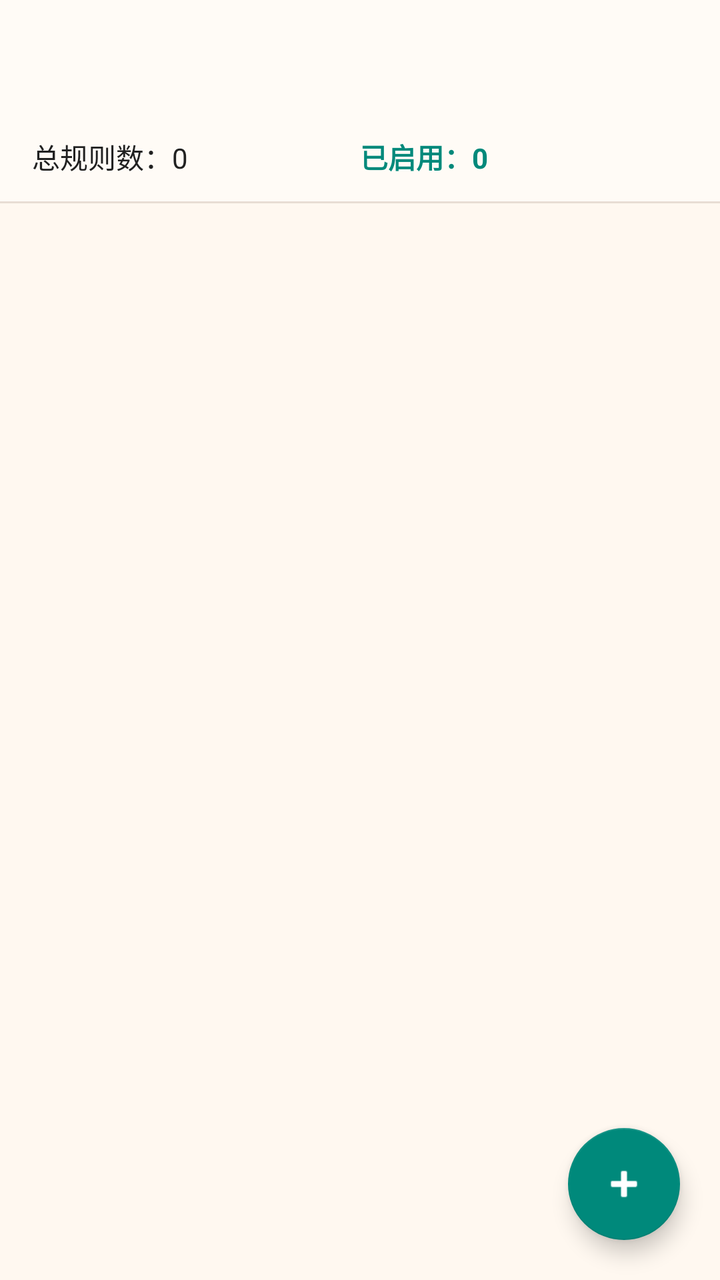
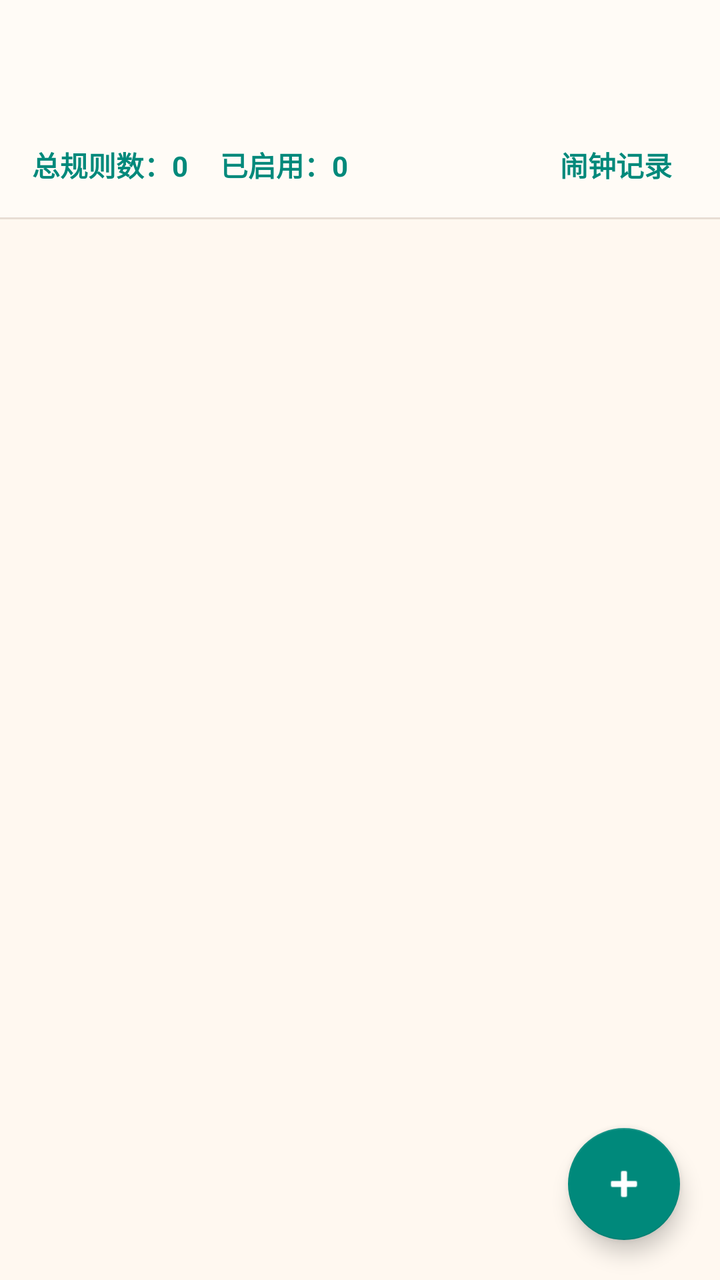

An Android layout rendered at two revisions. The XML below is the earlier revision; the diff shows what the commit changed to produce the second picture.
<!-- AndroidManifest.xml: application theme Theme.SmsAlarmApp -->
<!-- res/layout/activity_main.xml -->
<?xml version="1.0" encoding="utf-8"?>
<androidx.coordinatorlayout.widget.CoordinatorLayout
    xmlns:android="http://schemas.android.com/apk/res/android"
    xmlns:app="http://schemas.android.com/apk/res-auto"
    android:layout_width="match_parent"
    android:layout_height="match_parent"
    android:background="@color/bg_primary">

    <com.google.android.material.appbar.AppBarLayout
        android:layout_width="match_parent"
        android:layout_height="wrap_content"
        android:background="@color/bg_secondary"
        app:elevation="0dp">

        <androidx.appcompat.widget.Toolbar
            android:id="@+id/toolbar"
            android:layout_width="match_parent"
            android:layout_height="?attr/actionBarSize"
            android:background="@color/bg_secondary"
            android:title="@string/app_name"
            app:titleTextColor="@color/text_accent"
            app:titleTextAppearance="@style/TextAppearance.AppCompat.Title" />

    </com.google.android.material.appbar.AppBarLayout>

    
    <LinearLayout
        android:layout_width="match_parent"
        android:layout_height="match_parent"
        android:orientation="vertical"
        app:layout_behavior="@string/appbar_scrolling_view_behavior">

        
        <LinearLayout
            android:id="@+id/llSummary"
            android:layout_width="match_parent"
            android:layout_height="wrap_content"
            android:orientation="horizontal"
            android:gravity="center_vertical"
            android:paddingStart="16dp"
            android:paddingEnd="16dp"
            android:paddingTop="12dp"
            android:paddingBottom="12dp"
            android:background="@color/bg_secondary">

            <TextView
                android:id="@+id/tvTotalCount"
                android:layout_width="0dp"
                android:layout_height="wrap_content"
                android:layout_weight="1"
                android:text="总规则数：0"
                android:textColor="@color/text_primary"
                android:textSize="14sp" />

            <TextView
                android:id="@+id/tvEnabledCount"
                android:layout_width="0dp"
                android:layout_height="wrap_content"
                android:layout_weight="1"
                android:text="已启用：0"
                android:textColor="@color/colorPrimary"
                android:textSize="14sp"
                android:textStyle="bold" />

        </LinearLayout>

        
        <View
            android:layout_width="match_parent"
            android:layout_height="1dp"
            android:background="@color/border_primary" />

        
        <TextView
            android:id="@+id/tvEmpty"
            android:layout_width="wrap_content"
            android:layout_height="wrap_content"
            android:layout_gravity="center"
            android:layout_marginTop="80dp"
            android:text="暂无规则\n点击右下角 + 添加"
            android:textColor="@color/text_secondary"
            android:textSize="15sp"
            android:gravity="center"
            android:lineSpacingExtra="6dp"
            android:visibility="gone" />

        
        <androidx.recyclerview.widget.RecyclerView
            android:id="@+id/rvRules"
            android:layout_width="match_parent"
            android:layout_height="0dp"
            android:layout_weight="1"
            android:padding="8dp"
            android:clipToPadding="false" />

    </LinearLayout>

    <com.google.android.material.floatingactionbutton.FloatingActionButton
        android:id="@+id/fabAdd"
        android:layout_width="wrap_content"
        android:layout_height="wrap_content"
        android:layout_gravity="bottom|end"
        android:layout_margin="20dp"
        android:contentDescription="添加规则"
        app:srcCompat="@android:drawable/ic_input_add"
        app:backgroundTint="@color/accent_primary"
        app:tint="#FFFFFF" />

</androidx.coordinatorlayout.widget.CoordinatorLayout>
<!-- resources referenced by this layout -->
<resources>
  <color name="accent_primary">#00897B</color>
  <color name="bg_primary">#FFF8F0</color>
  <color name="bg_secondary">#FFFBF6</color>
  <color name="border_primary">#E8DDD4</color>
  <color name="colorPrimary">#00897B</color>
  <color name="text_accent">#00897B</color>
  <color name="text_primary">#212121</color>
  <color name="text_secondary">#757575</color>
  <string name="app_name">SMS闹钟</string>
  <style name="Theme.SmsAlarmApp" parent="Theme.MaterialComponents.DayNight.NoActionBar">
          <item name="colorPrimary">@color/colorPrimary</item>
          <item name="colorPrimaryDark">@color/colorPrimaryDark</item>
          <item name="colorAccent">@color/colorAccent</item>
          <item name="android:windowBackground">@color/bg_primary</item>
          
          <item name="colorSurface">@color/bg_secondary</item>
          <item name="android:colorBackground">@color/bg_secondary</item>
          
          <item name="materialAlertDialogTheme">@style/ThemeOverlay.SmsAlarmApp.MaterialAlertDialog</item>
      </style>
  <color name="colorPrimaryDark">#00574B</color>
  <color name="colorAccent">#00897B</color>
  <style name="ThemeOverlay.SmsAlarmApp.MaterialAlertDialog" parent="ThemeOverlay.MaterialComponents.MaterialAlertDialog">
          <item name="colorSurface">@color/bg_secondary</item>
          <item name="android:background">@color/bg_secondary</item>
          <item name="colorPrimary">@color/colorPrimary</item>
          <item name="android:textColorPrimary">@color/text_primary</item>
          <item name="android:textColorSecondary">@color/text_secondary</item>
      </style>
</resources>

<!-- the commit's change to res/layout/activity_main.xml (unified diff, before → after) -->
@@ -45,12 +45,13 @@
 
             <TextView
                 android:id="@+id/tvTotalCount"
-                android:layout_width="0dp"
+                android:layout_width="wrap_content"
                 android:layout_height="wrap_content"
-                android:layout_weight="1"
                 android:text="总规则数：0"
-                android:textColor="@color/text_primary"
-                android:textSize="14sp" />
+                android:textColor="@color/colorPrimary"
+                android:textSize="14sp"
+                android:textStyle="bold"
+                android:layout_marginEnd="16dp" />
 
             <TextView
                 android:id="@+id/tvEnabledCount"
@@ -61,6 +62,21 @@
                 android:textColor="@color/colorPrimary"
                 android:textSize="14sp"
                 android:textStyle="bold" />
+
+            <TextView
+                android:id="@+id/tvAlarmLog"
+                android:layout_width="wrap_content"
+                android:layout_height="wrap_content"
+                android:text="闹钟记录"
+                android:textColor="@color/colorPrimary"
+                android:textSize="14sp"
+                android:textStyle="bold"
+                android:clickable="true"
+                android:focusable="true"
+                android:paddingStart="8dp"
+                android:paddingEnd="8dp"
+                android:paddingTop="4dp"
+                android:paddingBottom="4dp" />
 
         </LinearLayout>
 
